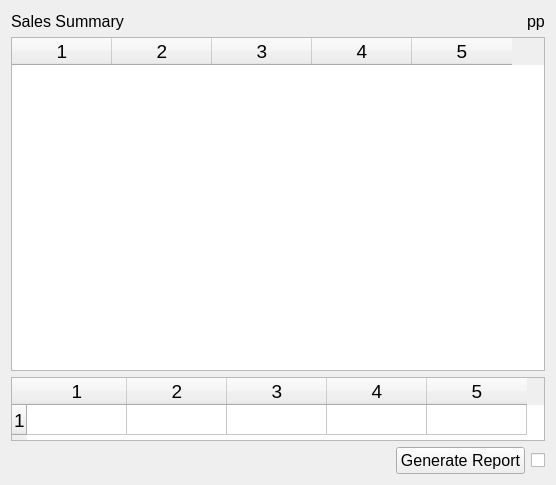
Before: the Qt Designer form estorecpp/salesummary.ui in Watti/estorecpp, drawn with Qt 5.
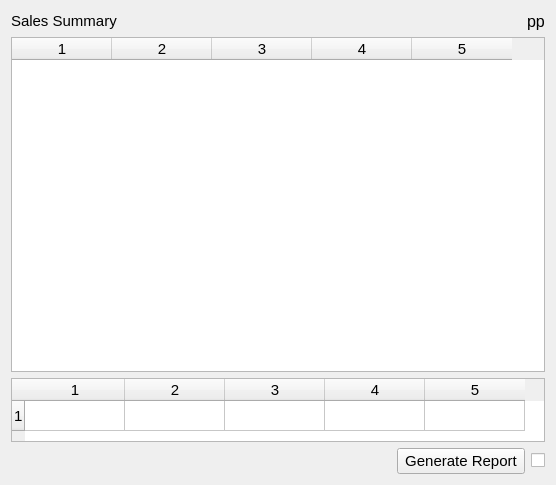
After: the same form once the commit is applied. Icons and pictures are not drawn.

Commit message: ReturnItems report for multiple items partially added

The edit to the form file:
```diff
--- a/estorecpp/salesummary.ui
+++ b/estorecpp/salesummary.ui
@@ -20,7 +20,7 @@
       <widget class="QLabel" name="label">
        <property name="font">
         <font>
-         <pointsize>12</pointsize>
+         <pointsize>11</pointsize>
         </font>
        </property>
        <property name="text">
@@ -65,7 +65,7 @@
      </property>
      <property name="font">
       <font>
-       <pointsize>14</pointsize>
+       <pointsize>11</pointsize>
        <weight>50</weight>
        <bold>false</bold>
       </font>
@@ -105,7 +105,7 @@
      </property>
      <property name="font">
       <font>
-       <pointsize>14</pointsize>
+       <pointsize>11</pointsize>
        <weight>50</weight>
        <bold>false</bold>
       </font>
@@ -149,11 +149,11 @@
       <widget class="QPushButton" name="generateButton">
        <property name="font">
         <font>
-         <pointsize>12</pointsize>
+         <pointsize>11</pointsize>
         </font>
        </property>
        <property name="text">
-        <string>Generate Report</string>
+        <string> Generate Report </string>
        </property>
       </widget>
      </item>
```
The commit also changes 6 other files.
